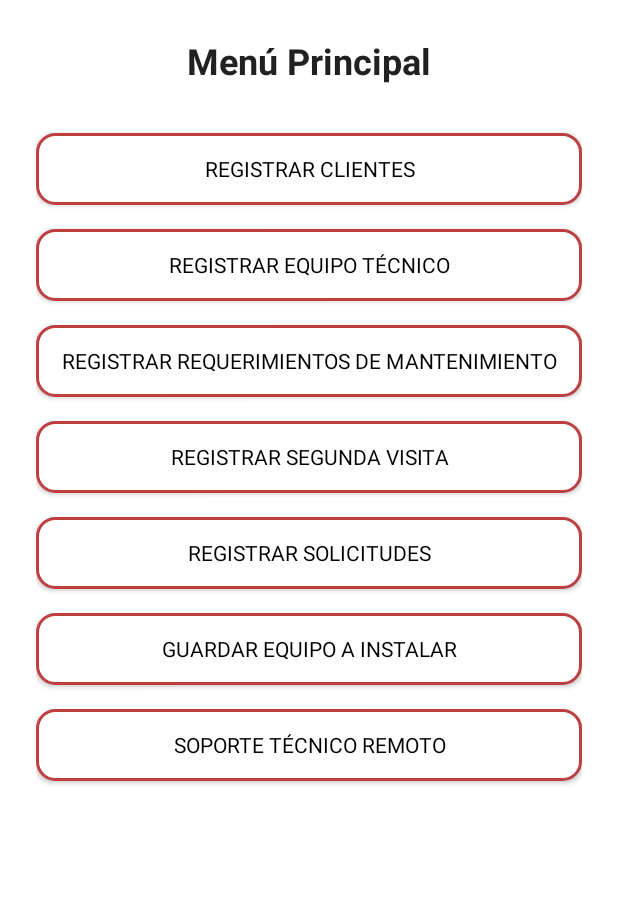
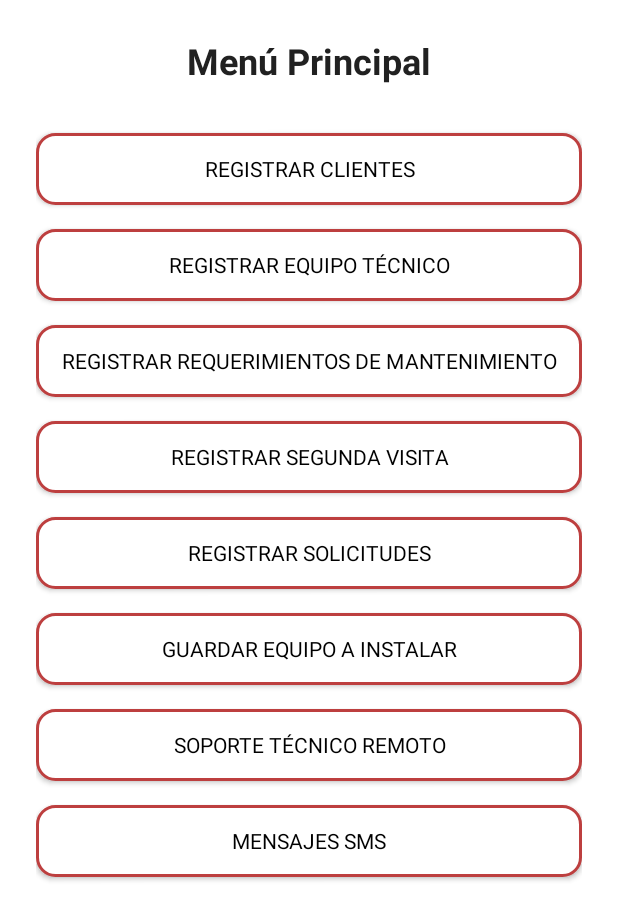
Before and after one commit to Jtoscanoa/BasculasyServicios, an Android app: the screen it shows after launch (MenuActivity), on a phone screen of 412 x 824 dp. Shown: the top 920 px of the screen. Run offline under Robolectric (Android 15) with nearby library versions, the phone set to English and light mode, and no system bars.

Commit message:
Add Mensajes SMS button to main menu

```diff
--- a/ProyectoByS/app/src/main/AndroidManifest.xml
+++ b/ProyectoByS/app/src/main/AndroidManifest.xml
@@ -59,5 +59,6 @@
         <activity android:name=".RemoteSupportListActivity">
             <!-- Nueva actividad para listar servicios con soporte remoto -->
         </activity>
+        <activity android:name=".MensajesSmsActivity" />
     </application>
 </manifest>
--- a/ProyectoByS/app/src/main/java/com/puropoo/proyectobys/MenuActivity.java
+++ b/ProyectoByS/app/src/main/java/com/puropoo/proyectobys/MenuActivity.java
@@ -13,6 +13,7 @@ public class MenuActivity extends AppCompatActivity {
     Button btnRegisterRequests;  // Nuevo botón para "Registrar Solicitudes"
     Button btnGuardarEquipoAInstalar;  // Nuevo botón para "Guardar Equipo a Instalar"
     Button btnRemoteSupport;  // Nuevo botón para "Soporte Técnico Remoto"
+    Button btnMensajesSms;  // Botón para "Mensajes SMS"
 
     @Override
     protected void onCreate(Bundle savedInstanceState) {
@@ -29,6 +30,7 @@ public class MenuActivity extends AppCompatActivity {
         btnRegisterRequests = findViewById(R.id.btnRegisterRequests);  // Botón para "Registrar Solicitudes"
         btnGuardarEquipoAInstalar = findViewById(R.id.btnGuardarEquipoAInstalar);  // Botón para "Guardar Equipo a Instalar"
         btnRemoteSupport = findViewById(R.id.btnRemoteSupport);  // Botón para "Soporte Técnico Remoto"
+        btnMensajesSms = findViewById(R.id.btnMensajesSms);  // Botón para "Mensajes SMS"
 
         // Configura el botón de "Registrar Solicitudes"
         btnRegisterRequests.setOnClickListener(v -> {
@@ -80,5 +82,11 @@ public class MenuActivity extends AppCompatActivity {
             Intent intent = new Intent(MenuActivity.this, RemoteSupportActivity.class);
             startActivity(intent);
         });
+
+        // Configura el botón de "Mensajes SMS"
+        btnMensajesSms.setOnClickListener(v -> {
+            Intent intent = new Intent(MenuActivity.this, MensajesSmsActivity.class);
+            startActivity(intent);
+        });
     }
 }
--- a/ProyectoByS/app/src/main/res/layout/activity_menu.xml
+++ b/ProyectoByS/app/src/main/res/layout/activity_menu.xml
@@ -98,6 +98,15 @@
         android:layout_height="wrap_content"
         android:layout_marginBottom="16dp" />
 
+    <Button
+        android:id="@+id/btnMensajesSms"
+        android:text="MENSAJES SMS"
+        android:background="@drawable/button_border_red"
+        android:textColor="#000000"
+        android:layout_width="match_parent"
+        android:layout_height="wrap_content"
+        android:layout_marginBottom="16dp" />
+
     <Spinner
         android:id="@+id/spinnerClients"
         android:layout_width="match_parent"
```
Also changed, not shown: ProyectoByS/app/src/main/java/com/puropoo/proyectobys/MensajesSmsActivity.java (added, +12 -0 lines), ProyectoByS/app/src/main/res/layout/activity_mensajes_sms.xml (added, +15 -0 lines).
